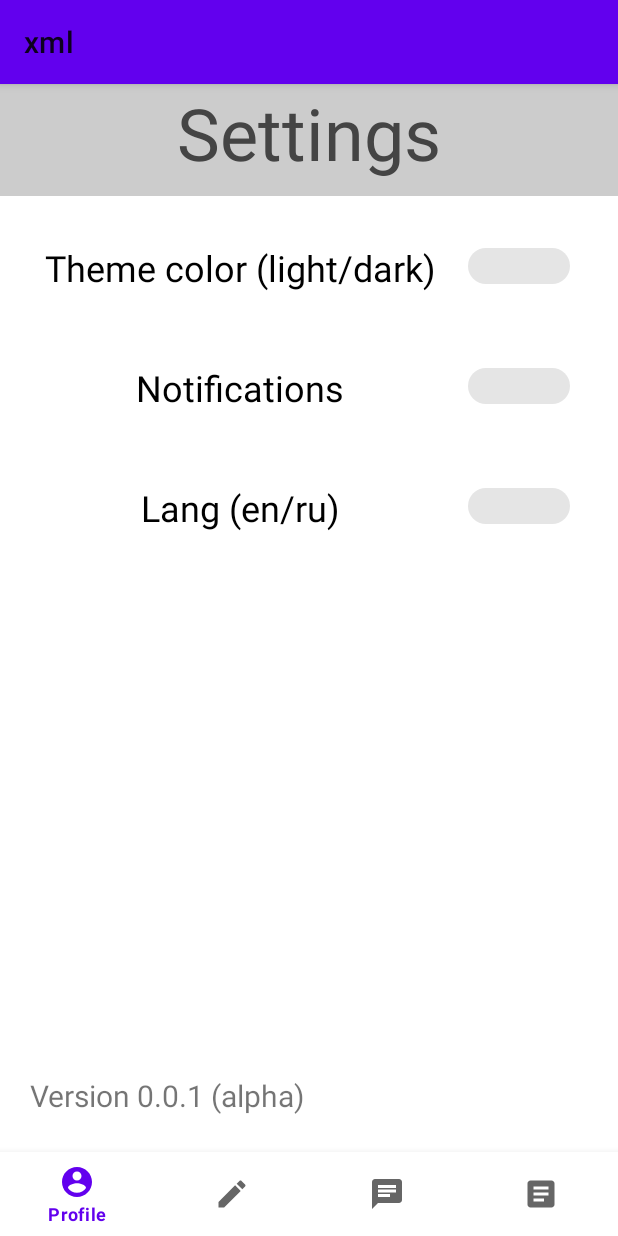
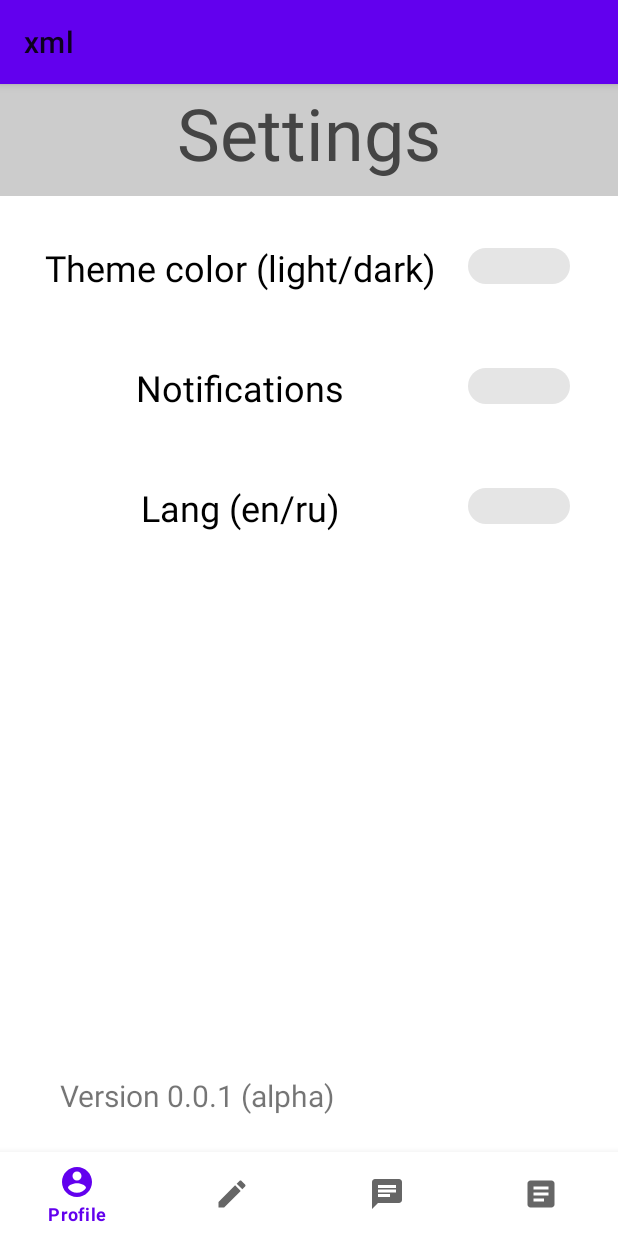
Before and after one commit to OSLL/practice20-reddit_client, an Android app: the screen it shows after launch (MainActivity), on a phone screen of 412 x 824 dp. Run offline under Robolectric (Android 15) with nearby library versions, the phone set to English and light mode, and no system bars.

```diff
--- a/app/src/main/res/layout/activity_main.xml
+++ b/app/src/main/res/layout/activity_main.xml
@@ -100,7 +100,7 @@
         android:layout_height="wrap_content"
         android:text="Version 0.0.1 (alpha)"
         android:layout_marginBottom="80sp"
-        android:layout_marginStart="20sp"
+        android:layout_marginStart="40sp"
         android:textSize="20sp"
         android:layout_alignParentBottom="true"/>
 
@@ -111,4 +111,5 @@
         android:layout_marginBottom="0dp"
         android:layout_centerHorizontal="true"
         app:menu="@menu/profile_tag" />
+
 </RelativeLayout>
```
